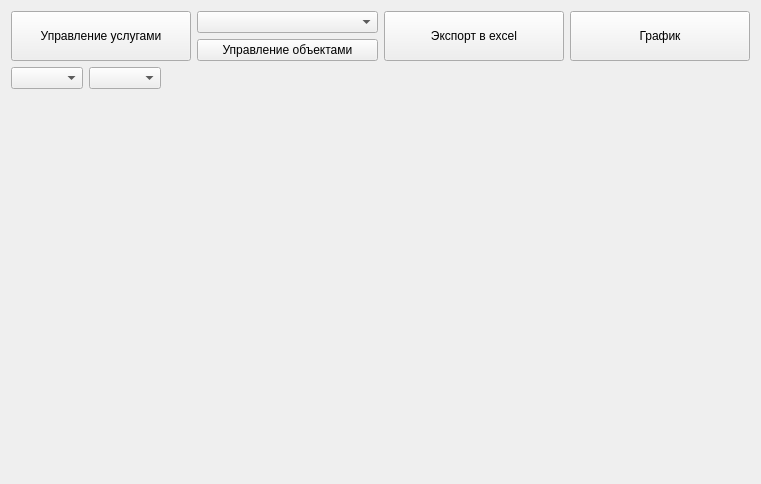
First picture: the form in MainWindow.ui, repository ivn64/CommunalServices, before the edit.
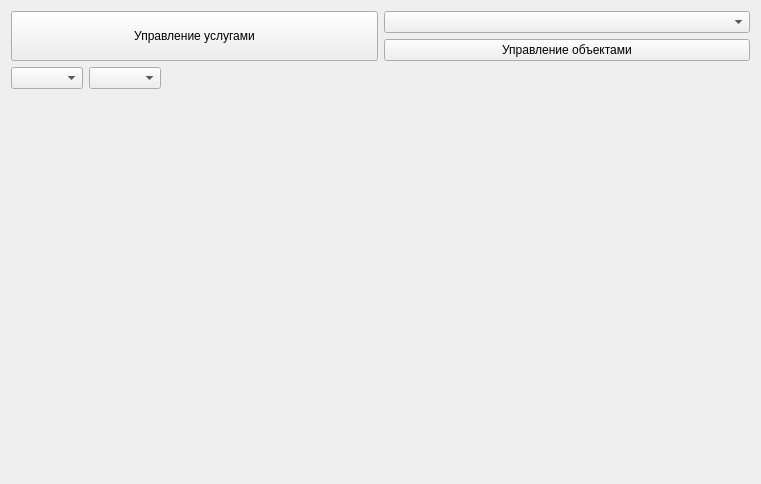
Second picture: the form after the edit.

```diff
--- a/MainWindow.ui
+++ b/MainWindow.ui
@@ -44,32 +44,6 @@
         </item>
        </layout>
       </item>
-      <item>
-       <widget class="QPushButton" name="exportButton">
-        <property name="sizePolicy">
-         <sizepolicy hsizetype="Minimum" vsizetype="Ignored">
-          <horstretch>0</horstretch>
-          <verstretch>0</verstretch>
-         </sizepolicy>
-        </property>
-        <property name="text">
-         <string>Экспорт в excel</string>
-        </property>
-       </widget>
-      </item>
-      <item>
-       <widget class="QPushButton" name="graphButton">
-        <property name="sizePolicy">
-         <sizepolicy hsizetype="Minimum" vsizetype="Ignored">
-          <horstretch>0</horstretch>
-          <verstretch>0</verstretch>
-         </sizepolicy>
-        </property>
-        <property name="text">
-         <string>График</string>
-        </property>
-       </widget>
-      </item>
      </layout>
     </item>
     <item>
```
